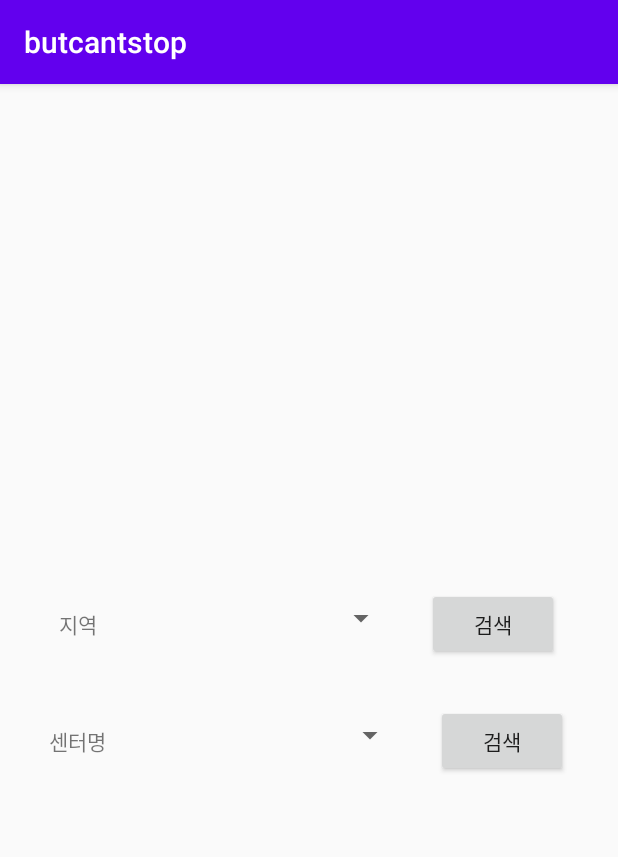
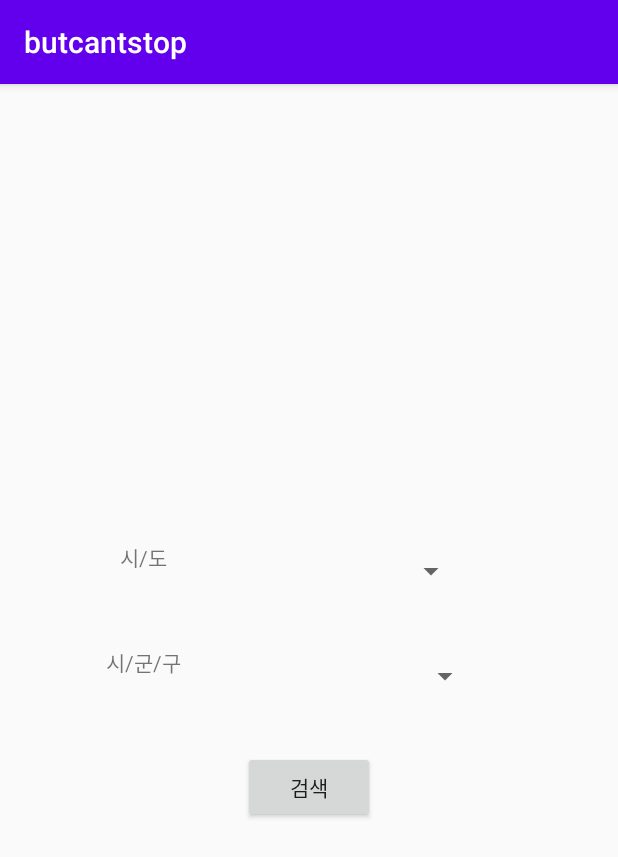
Before and after one commit to BirkensTop/butcantstop, an Android app: the fragment SearchFragment shown on its own in the app's theme, on a phone screen of 412 x 824 dp. Shown: the top 857 px of the screen. Run offline under Robolectric (Android 15) with nearby library versions, the phone set to English and light mode, and no system bars.

Commit message:
firestore success

```diff
--- a/app/src/main/AndroidManifest.xml
+++ b/app/src/main/AndroidManifest.xml
@@ -15,14 +15,14 @@
         android:roundIcon="@mipmap/ic_launcher_round"
         android:supportsRtl="true"
         android:theme="@style/AppTheme">
-        <activity android:name=".LoginSignup">
+        <activity android:name=".MainPage">
             <intent-filter>
                 <action android:name="android.intent.action.MAIN" />
 
                 <category android:name="android.intent.category.LAUNCHER" />
             </intent-filter>
-        </activity>
-        <activity android:name=".MainPage"/>
+        </activity><!--
+        <activity android:name=".MainPage"/>-->
         <meta-data
             android:name="com.google.android.geo.API_KEY"
             android:value="AIzaSyC17SQS9j6KC19jiVx3q2gCOU_xBDxX1Eg"/>
--- a/app/src/main/java/com/example/butcantstop/CommuFragment.java
+++ b/app/src/main/java/com/example/butcantstop/CommuFragment.java
@@ -51,7 +51,6 @@ public class CommuFragment extends Fragment {
         }
 
         editText = layout_commu.findViewById(R.id.editText);
-        editText.setText("1");
 // Add a new document with a generated ID
         db.collection("체육시설데이터")
                 .whereLessThan("num", 10)
@@ -59,15 +58,13 @@ public class CommuFragment extends Fragment {
                 .addOnCompleteListener(new OnCompleteListener<QuerySnapshot>() {
                     @Override
                     public void onComplete(@NonNull Task<QuerySnapshot> task) {
-                        editText.setText("2");
                         if (task.isSuccessful()) {
                             for (QueryDocumentSnapshot document : task.getResult()) {
                                 String message = document.getId() + " => " + document.getData();
-                                editText.setText("hi");
+                                editText.setText(message);
                         }
                         } else {
                             Log.d(TAG, "Error getting documents: ", task.getException());
-                            editText.setText("4");
                         }
                     }
                 });
--- a/app/src/main/java/com/example/butcantstop/SearchFragment.java
+++ b/app/src/main/java/com/example/butcantstop/SearchFragment.java
@@ -5,6 +5,7 @@ import android.util.Log;
 import android.view.LayoutInflater;
 import android.view.View;
 import android.view.ViewGroup;
+import android.widget.TextView;
 
 import androidx.annotation.NonNull;
 import androidx.annotation.Nullable;
@@ -18,6 +19,10 @@ public class SearchFragment extends Fragment {
     public View onCreateView(@NonNull LayoutInflater inflater, @Nullable ViewGroup container, @Nullable Bundle savedInstanceState) {
         view = inflater.inflate(R.layout.activity_searchpage, container, false);
 
+        TextView textView;
+        String[] items;
+
+
         return view;
     }
 
--- a/app/src/main/res/layout/activity_searchpage.xml
+++ b/app/src/main/res/layout/activity_searchpage.xml
@@ -20,7 +20,7 @@
         <TextView
             android:layout_width="wrap_content"
             android:layout_height="wrap_content"
-            android:text="지역"
+            android:text="시/도"
             android:layout_marginEnd="20dp"
             />
 
@@ -29,12 +29,6 @@
             android:layout_width="180dp"
             android:layout_height="40dp"
             android:layout_marginEnd="20dp" />
-
-        <Button
-            android:id="@+id/btn_place"
-            android:text="검색"
-            android:layout_width="wrap_content"
-            android:layout_height="wrap_content"/>
 
 
     </LinearLayout>
@@ -47,7 +41,7 @@
         <TextView
             android:layout_width="wrap_content"
             android:layout_height="wrap_content"
-            android:text="센터명"
+            android:text="시/군/구"
             android:layout_marginEnd="20dp"
             />
         <Spinner
@@ -55,6 +49,14 @@
             android:layout_width="180dp"
             android:layout_height="40dp"
             android:layout_marginEnd="20dp"/>
+
+    </LinearLayout>
+    <LinearLayout
+        android:layout_width="wrap_content"
+        android:layout_height="wrap_content"
+        android:layout_centerInParent="true"
+        android:layout_marginTop="30dp">
+
         <Button
             android:id="@+id/btn_center"
             android:text="검색"
```
Also changed, not shown: 4 other files.
